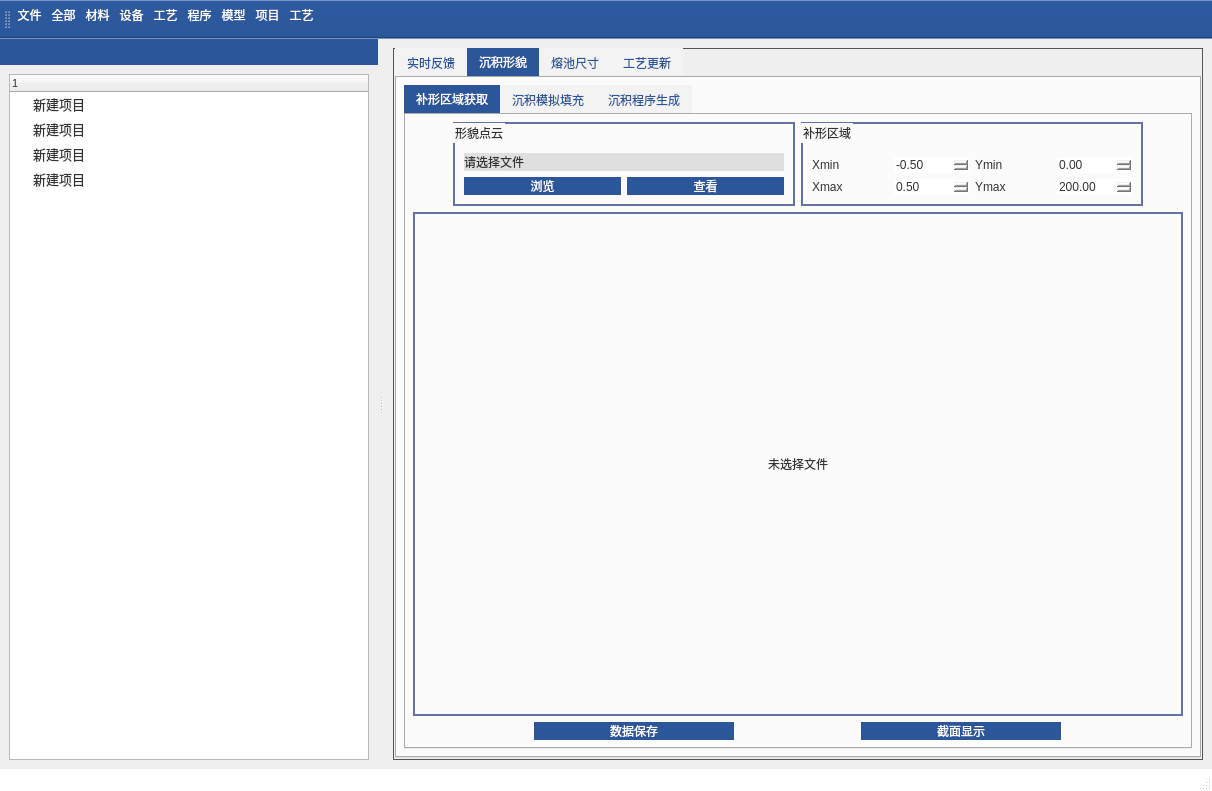
First picture: the form in new_thu/UI/main_viewer.ui, repository mihudaner/THU, before the edit.
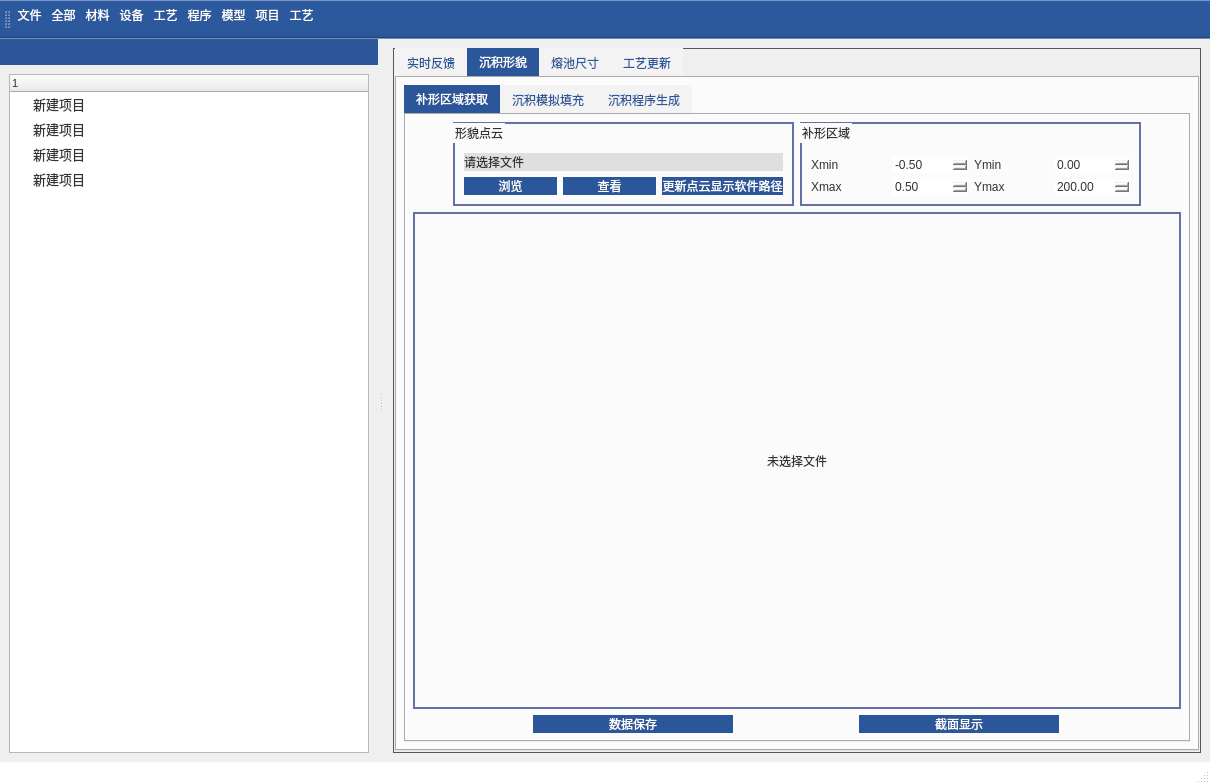
Second picture: the form after the edit. The open tabs and pages were chosen to show the change. Icons and pictures are not drawn.

Patch:
```diff
--- a/new_thu/UI/main_viewer.ui
+++ b/new_thu/UI/main_viewer.ui
@@ -6,8 +6,8 @@
    <rect>
     <x>0</x>
     <y>0</y>
-    <width>1212</width>
-    <height>791</height>
+    <width>1210</width>
+    <height>784</height>
    </rect>
   </property>
   <property name="maximumSize">
@@ -713,6 +713,13 @@
                           </property>
                          </widget>
                         </item>
+                        <item>
+                         <widget class="QPushButton" name="ptshow_pathupdate_Btn">
+                          <property name="text">
+                           <string>更新点云显示软件路径</string>
+                          </property>
+                         </widget>
+                        </item>
                        </layout>
                       </item>
                      </layout>
```
Left out of the diff: 6 changed lines with no effect on the pictures.
